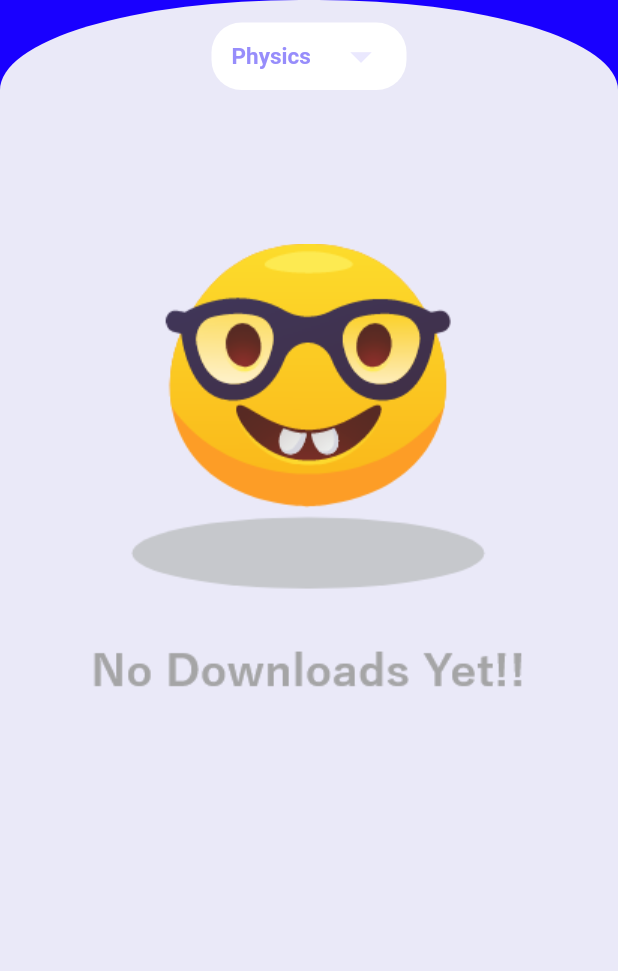
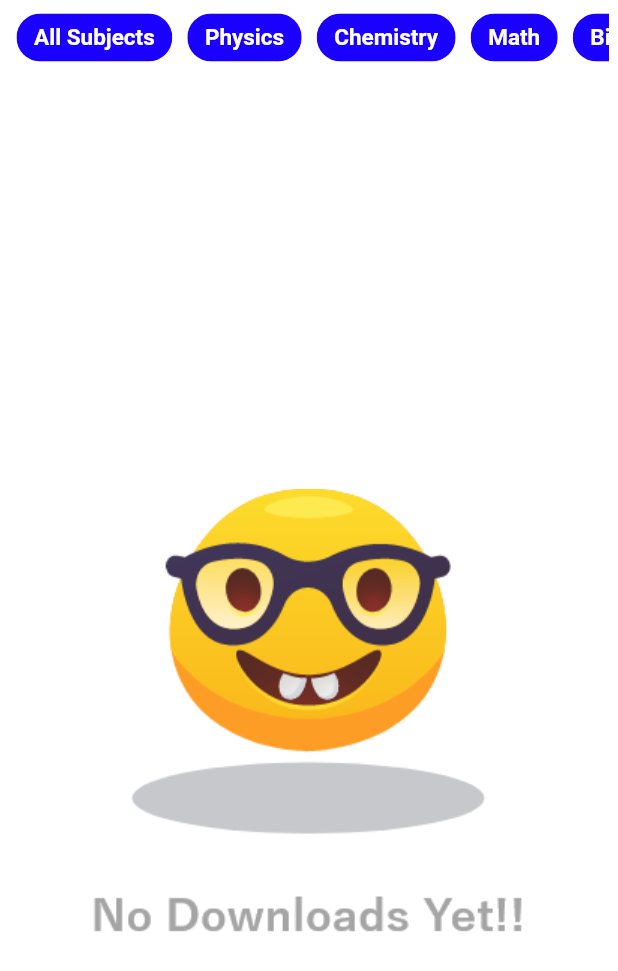
Before and after one commit to HKAY1/Institute-App, a Flutter app: the Notes screen opened directly, on a phone screen of 412 x 824 dp. Shown: the top 971 px of the screen. Run offline on Flutter 3.47's test engine with Material 2 defaults, Android fonts, the phone set to English and light mode, and no system bars; our stand-ins replace carousel_slider, table_calendar.

Commit message:
optimized ui

```diff
--- a/institute_app/lib/colorScheme.dart
+++ b/institute_app/lib/colorScheme.dart
@@ -2,5 +2,5 @@
 
 import 'package:flutter/material.dart';
 
-Color bodycolor = const Color(0xffEAE9F8);
+Color bodycolor = Colors.white; //Color(0xffEAE9F8);
 Color cardcolor = const Color(0xff8379F5);
--- a/institute_app/lib/screens/drawer/study_material/notes.dart
+++ /dev/null
@@ -1,175 +0,0 @@
-// ignore_for_file: prefer_const_constructors_in_immutables, prefer_const_constructors, avoid_unnecessary_containers
-
-import 'package:flutter/material.dart';
-
-import '../../../colorScheme.dart';
-
-class Notes extends StatelessWidget {
-  final bool isEMpty;
-  Notes({Key? key, required this.isEMpty}) : super(key: key);
-
-  @override
-  Widget build(BuildContext context) {
-    Size size = MediaQuery.of(context).size;
-    String dropdownValue = 'Physics';
-    return Scaffold(
-      body: Container(
-        clipBehavior: Clip.antiAlias,
-        height: size.height,
-        width: size.width,
-        decoration: BoxDecoration(
-          borderRadius:
-              const BorderRadius.vertical(top: Radius.elliptical(200, 60)),
-          color: bodycolor,
-        ),
-        child: Column(
-          children: [
-            Container(
-              width: 130,
-              margin: EdgeInsets.only(top: 15, bottom: 20),
-              transformAlignment: Alignment.center,
-              height: 45,
-              alignment: Alignment.center,
-              decoration: BoxDecoration(
-                color: Colors.white,
-                borderRadius: BorderRadius.circular(20),
-              ),
-              child: DropdownButton<String>(
-                value: dropdownValue,
-                icon: Icon(
-                  Icons.arrow_drop_down,
-                  color: const Color(0xff978DFB).withOpacity(0.2),
-                ),
-                iconSize: 34,
-                elevation: 16,
-                style: Theme.of(context).textTheme.headline2,
-                underline: Container(
-                  height: 2,
-                  color: Colors.transparent,
-                ),
-                // onChanged: (String? newValue) {
-                //   setState(() {
-                //     dropdownValue = newValue!;
-                //   });
-
-                items: <String>['Physics', 'Chemistry', 'Math', 'Biology']
-                    .map<DropdownMenuItem<String>>((String value) {
-                  return DropdownMenuItem<String>(
-                    value: value,
-                    child: Text(
-                      value,
-                      style: Theme.of(context).textTheme.headline3,
-                    ),
-                  );
-                }).toList(),
-              ),
-            ),
-            (isEMpty)
-                ? Container(
-                    margin: EdgeInsets.only(top: size.height * 0.1),
-                    child: Image.asset('images/nodownloads.png'),
-                  )
-                : Expanded(
-                    child: ListView.builder(
-                      itemBuilder: (context, item) {
-                        return Container(
-                          margin: EdgeInsets.only(top: 10, bottom: 10),
-                          padding: EdgeInsets.all(8),
-                          width: size.width * 0.85,
-                          decoration: BoxDecoration(
-                              color: cardcolor,
-                              borderRadius: BorderRadius.circular(30)),
-                          child: Row(
-                            mainAxisSize: MainAxisSize.min,
-                            mainAxisAlignment: MainAxisAlignment.spaceAround,
-                            children: [
-                              Container(
-                                margin: EdgeInsets.only(right: 20),
-                                child: Text(
-                                  'Ch-1',
-                                  style:
-                                      TextStyle(fontSize: 25, color: bodycolor),
-                                ),
-                              ),
-                              Flexible(
-                                child: Column(
-                                  mainAxisAlignment:
-                                      MainAxisAlignment.spaceEvenly,
-                                  crossAxisAlignment: CrossAxisAlignment.start,
-                                  children: [
-                                    Padding(
-                                      padding: const EdgeInsets.only(
-                                          top: 8.0, bottom: 15, right: 5),
-                                      child: Text(
-                                        'Electromagnetic Induction cbhgdvchb wdhcbjhwec jhvwchjvce ejhvwhbcew wghcvhg whgcv w hgvwc hcvw',
-                                        style: TextStyle(
-                                          fontSize: Theme.of(context)
-                                              .textTheme
-                                              .headline3!
-                                              .fontSize,
-                                          fontWeight: Theme.of(context)
-                                              .textTheme
-                                              .headline3!
-                                              .fontWeight,
-                                          color: bodycolor,
-                                        ),
-                                      ),
-                                    ),
-                                    Text(
-                                      'By Harry',
-                                      style: TextStyle(
-                                        fontSize: Theme.of(context)
-                                            .textTheme
-                                            .headline4!
-                                            .fontSize,
-                                        fontWeight: Theme.of(context)
-                                            .textTheme
-                                            .headline4!
-                                            .fontWeight,
-                                        color: bodycolor,
-                                      ),
-                                    ),
-                                    Row(
-                                      mainAxisAlignment:
-                                          MainAxisAlignment.spaceBetween,
-                                      children: [
-                                        Text(
-                                          'Full Chapter PDF',
-                                          style: TextStyle(
-                                            fontSize: Theme.of(context)
-                                                .textTheme
-                                                .headline5!
-                                                .fontSize,
-                                            fontWeight: Theme.of(context)
-                                                .textTheme
-                                                .headline5!
-                                                .fontWeight,
-                                            color: bodycolor,
-                                          ),
-                                        ),
-                                        IconButton(
-                                          onPressed: () {},
-                                          icon: Icon(
-                                            Icons.download,
-                                            color: Colors.white,
-                                          ),
-                                        )
-                                      ],
-                                    ),
-                                  ],
-                                ),
-                              ),
-                            ],
-                          ),
-                        );
-                      },
-                      itemCount: 10,
-                      padding: EdgeInsets.all(20),
-                    ),
-                  ),
-          ],
-        ),
-      ),
-    );
-  }
-}
--- /dev/null
+++ b/institute_app/lib/screens/study_material/notes.dart
@@ -0,0 +1,180 @@
+// ignore_for_file: prefer_const_constructors_in_immutables, prefer_const_constructors, avoid_unnecessary_containers
+
+import 'package:flutter/material.dart';
+
+import '../../../colorScheme.dart';
+
+class Notes extends StatefulWidget {
+  final bool isEMpty;
+  Notes({Key? key, required this.isEMpty}) : super(key: key);
+
+  @override
+  State<Notes> createState() => _NotesState();
+}
+
+class _NotesState extends State<Notes> {
+  final subjects = <String>[
+    'All Subjects',
+    'Physics',
+    'Chemistry',
+    'Math',
+    'Biology',
+    'Physics',
+    'Chemistry',
+    'Math',
+    'Biology',
+    'Physics',
+    'Chemistry',
+    'Math',
+    'Biology',
+  ];
+  @override
+  Widget build(BuildContext context) {
+    Size size = MediaQuery.of(context).size;
+    // final TextEditingController query = TextEditingController();
+    return Scaffold(
+      appBar: PreferredSize(
+        preferredSize: Size(size.width, 50),
+        child: Container(
+          color: bodycolor,
+          padding: const EdgeInsets.all(6),
+          child: ListView.builder(
+            itemBuilder: (context, item) {
+              return Padding(
+                padding: const EdgeInsets.only(left: 5.0, right: 5),
+                child: FilterChip(
+                  backgroundColor: Theme.of(context).scaffoldBackgroundColor,
+                  labelStyle: TextStyle(
+                    color: Colors.white,
+                    fontSize: Theme.of(context).textTheme.headline3!.fontSize,
+                    fontWeight:
+                        Theme.of(context).textTheme.headline3!.fontWeight,
+                  ),
+                  label: Text(
+                    subjects[item],
+                  ),
+                  onSelected: (value) {
+                    setState(() {});
+                  },
+                ),
+              );
+            },
+            itemCount: subjects.length,
+            scrollDirection: Axis.horizontal,
+          ),
+        ),
+      ),
+      body: Container(
+        // clipBehavior: Clip.antiAlias,
+        height: size.height,
+        width: size.width,
+        decoration: BoxDecoration(
+          // borderRadius:
+          //     const BorderRadius.vertical(top: Radius.elliptical(200, 60)),
+          //
+          color: bodycolor,
+        ),
+        child: (widget.isEMpty)
+            ? Container(
+                margin: EdgeInsets.only(top: size.height * 0.1),
+                child: Image.asset('images/nodownloads.png'),
+              )
+            : ListView.builder(
+                itemBuilder: (context, item) {
+                  return Container(
+                    margin: EdgeInsets.only(top: 15, bottom: 10),
+                    padding: EdgeInsets.all(8),
+                    width: size.width * 0.85,
+                    decoration: BoxDecoration(
+                        color: cardcolor,
+                        borderRadius: BorderRadius.circular(30)),
+                    child: Row(
+                      mainAxisSize: MainAxisSize.min,
+                      mainAxisAlignment: MainAxisAlignment.spaceAround,
+                      children: [
+                        Container(
+                          margin: EdgeInsets.only(right: 20),
+                          child: Text(
+                            'Ch-1',
+                            style: TextStyle(fontSize: 25, color: bodycolor),
+                          ),
+                        ),
+                        Flexible(
+                          child: Column(
+                            mainAxisAlignment: MainAxisAlignment.spaceEvenly,
+                            crossAxisAlignment: CrossAxisAlignment.start,
+                            children: [
+                              Padding(
+                                padding: const EdgeInsets.only(
+                                    top: 8.0, bottom: 15, right: 5),
+                                child: Text(
+                                  'Electromagnetic Induction cbhgdvchb wdhcbjhwec jhvwchjvce ejhvwhbcew wghcvhg whgcv w hgvwc hcvw',
+                                  style: TextStyle(
+                                    fontSize: Theme.of(context)
+                                        .textTheme
+                                        .headline3!
+                                        .fontSize,
+                                    fontWeight: Theme.of(context)
+                                        .textTheme
+                                        .headline3!
+                                        .fontWeight,
+                                    color: bodycolor,
+                                  ),
+                                ),
+                              ),
+                              Text(
+                                'By Harry',
+                                style: TextStyle(
+                                  fontSize: Theme.of(context)
+                                      .textTheme
+                                      .headline4!
+                                      .fontSize,
+                                  fontWeight: Theme.of(context)
+                                      .textTheme
+                                      .headline4!
+                                      .fontWeight,
+                                  color: bodycolor,
+                                ),
+                              ),
+                              Row(
+                                mainAxisAlignment:
+                                    MainAxisAlignment.spaceBetween,
+                                children: [
+                                  Text(
+                                    'Full Chapter PDF',
+                                    style: TextStyle(
+                                      fontSize: Theme.of(context)
+                                          .textTheme
+                                          .headline5!
+                                          .fontSize,
+                                      fontWeight: Theme.of(context)
+                                          .textTheme
+                                          .headline5!
+                                          .fontWeight,
+                                      color: bodycolor,
+                                    ),
+                                  ),
+                                  IconButton(
+                                    onPressed: () {},
+                                    icon: Icon(
+                                      Icons.download,
+                                      color: Colors.white,
+                                    ),
+                                  )
+                                ],
+                              ),
+                            ],
+                          ),
+                        ),
+                      ],
+                    ),
+                  );
+                },
+                itemCount: 10,
+                padding:
+                    EdgeInsets.only(top: 00, bottom: 40, left: 20, right: 20),
+              ),
+      ),
+    );
+  }
+}
```
Also changed, not shown: institute_app/lib/customeWidgets.dart (renamed from institute_app/lib/customeCard.dart, +21 -0 lines), institute_app/lib/homepage.dart (+15 -18 lines), institute_app/lib/main.dart (+5 -2 lines), institute_app/lib/screens/drawer/calender.dart (+2 -8 lines), institute_app/lib/screens/drawer/custome_drawer.dart (+25 -15 lines), institute_app/lib/screens/drawer/downloads.dart (+5 -14 lines), institute_app/lib/screens/drawer/study_material/study_material.dart (deleted, +0 -72 lines), institute_app/lib/screens/home.dart (+15 -21 lines), institute_app/lib/screens/performance.dart (+6 -2 lines), institute_app/lib/screens/study_material/study_material.dart (added, +82 -0 lines), institute_app/lib/screens/drawer/profile.dart (renamed from institute_app/lib/screens/profile.dart), institute_app/lib/screens/study_material/assignment.dart (renamed from institute_app/lib/screens/drawer/study_material/assignment.dart), institute_app/lib/screens/study_material/testseries.dart (renamed from institute_app/lib/screens/drawer/study_material/testseries.dart).
